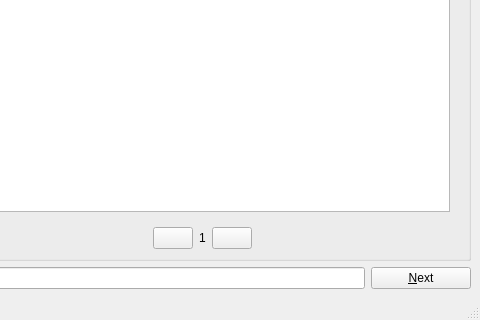
First picture: the form in UI/biblioteq_mainwindow.ui, repository textbrowser/biblioteq, before the edit; both pictures show x 482 to 962 and y 480 to 800 of the 962 by 800 pixel window.
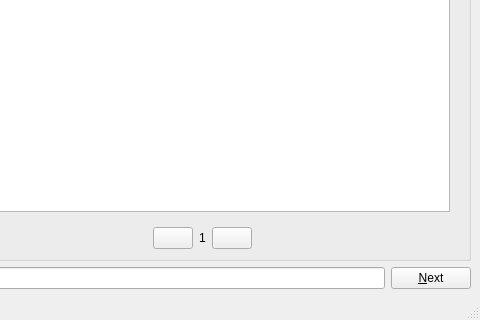
Second picture: the form after the edit. Icons and pictures are not drawn. Custom widgets are drawn as their Qt base class.

Commit message: Icons. Uniform widths.

The edit to the form file:
```diff
--- a/UI/biblioteq_mainwindow.ui
+++ b/UI/biblioteq_mainwindow.ui
@@ -421,12 +421,6 @@
       </item>
       <item>
        <widget class="QPushButton" name="next">
-        <property name="minimumSize">
-         <size>
-          <width>100</width>
-          <height>0</height>
-         </size>
-        </property>
         <property name="text">
          <string>&amp;Next</string>
         </property>
```
The commit also changes 17 other files.
